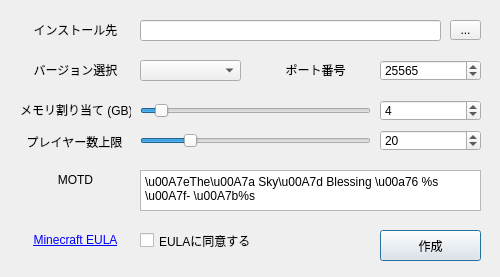
First picture: the form in server.ui, repository 0kq-github/TSBTools, before the edit.
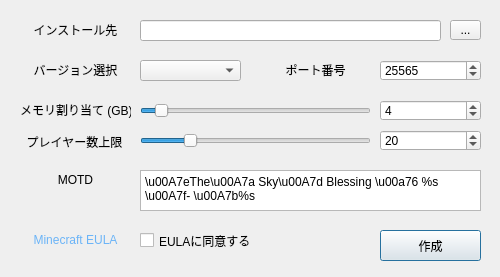
Second picture: the form after the edit.

```diff
--- a/server.ui
+++ b/server.ui
@@ -239,7 +239,7 @@
     </rect>
    </property>
    <property name="text">
-    <string>&lt;html&gt;&lt;head/&gt;&lt;body&gt;&lt;p align=&quot;center&quot;&gt;&lt;a href=&quot;https://www.minecraft.net/ja-jp/eula&quot;&gt;&lt;span style=&quot; text-decoration: underline; color:#0000ff;&quot;&gt;Minecraft EULA&lt;/span&gt;&lt;/a&gt;&lt;/p&gt;&lt;/body&gt;&lt;/html&gt;</string>
+    <string>&lt;html&gt;&lt;head/&gt;&lt;body&gt;&lt;p align=&quot;center&quot;&gt;&lt;a href=&quot;https://www.minecraft.net/ja-jp/eula&quot;&gt;&lt;span style=&quot;text-decoration:none; color:#6bb4f7&quot;&gt;Minecraft EULA&lt;/span&gt;&lt;/a&gt;&lt;/p&gt;&lt;/body&gt;&lt;/html&gt;</string>
    </property>
    <property name="openExternalLinks">
     <bool>true</bool>
```
Left out of the diff: 7 changed lines with no effect on the pictures.
